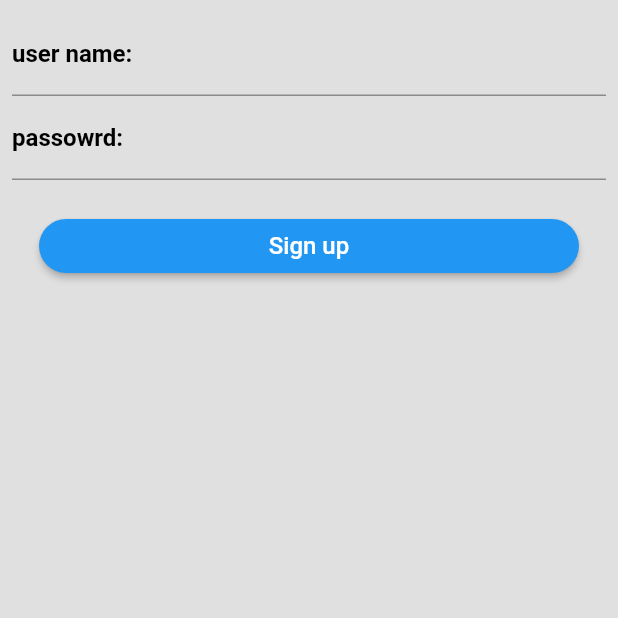
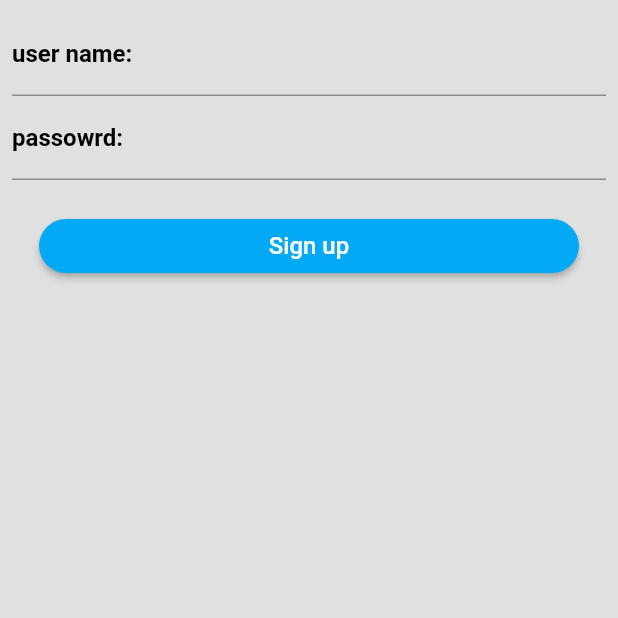
Before and after one commit to FadyAhmed99/Library-management-system, a Flutter app: the SignUp screen opened directly, on a phone screen of 412 x 824 dp, the top half of it. Run offline on Flutter 3.47's test engine with Material 2 defaults, Android fonts, the phone set to English and light mode, and no system bars; our stand-ins replace font_awesome_flutter, shared_preferences; missing offline and left inert: flutter_facebook_login; accounts and stored records are empty; network calls fail.

Commit message:
adding model files and editing theme colors

```diff
--- a/LibraryManagmentSystemUI/lib/components/text-field.dart
+++ b/LibraryManagmentSystemUI/lib/components/text-field.dart
@@ -1,5 +1,5 @@
 import 'package:flutter/material.dart';
-
+import 'package:LibraryManagmentSystem/constants.dart';
 InputDecoration myTextFieldDecoration(
     {BuildContext context, String hint, String label}) {
   return InputDecoration(
@@ -12,8 +12,8 @@ InputDecoration myTextFieldDecoration(
 TextFormField myTextFormField(
     BuildContext context, String hint, String label, Function validator) {
   return TextFormField(
-    decoration:
-        myTextFieldDecoration(context: context, hint: hint, label: label),
+    decoration: kTextFieldDecoration.copyWith(labelText: label, hintText: hint),
+        // myTextFieldDecoration(context: context, hint: hint, label: label),
     textAlign: TextAlign.center,
   );
 }
--- /dev/null
+++ b/LibraryManagmentSystemUI/lib/model/feedback.dart
@@ -0,0 +1,6 @@
+class Feedback {
+  String user;
+  String feedback = '';
+
+  Feedback({this.user, this.feedback});
+}
--- /dev/null
+++ b/LibraryManagmentSystemUI/lib/model/library.dart
@@ -0,0 +1,22 @@
+import 'package:LibraryManagmentSystem/model/feedback.dart';
+import 'package:flutter/cupertino.dart';
+
+class Library {
+  String name;
+  String address = '';
+  String description = '';
+  String phoneNumber = '';
+  String image = '';
+  String librarian;
+  List<Feedback> feedback;
+
+  Library(
+      {@required this.name,
+      this.address,
+      this.description,
+      this.phoneNumber,
+      this.image,
+      this.librarian,
+      this.feedback});
+
+}
--- a/LibraryManagmentSystemUI/lib/screen/libraries.dart
+++ b/LibraryManagmentSystemUI/lib/screen/libraries.dart
@@ -18,7 +18,7 @@ class _LibrariesState extends State<Libraries> {
         padding: const EdgeInsets.all(4.0),
         child: GridView.builder(
             gridDelegate: SliverGridDelegateWithFixedCrossAxisCount(
-                crossAxisCount: 2, childAspectRatio: 0.75),
+                crossAxisCount: 2, childAspectRatio: MediaQuery.of(context).size.width /500,),
             itemCount: 5,
             itemBuilder: (context, index) {
               return libraryTile(
--- a/LibraryManagmentSystemUI/lib/theme.dart
+++ b/LibraryManagmentSystemUI/lib/theme.dart
@@ -1,11 +1,11 @@
 import 'package:flutter/material.dart';
 
 ThemeData mainTheme = ThemeData(
-  primarySwatch: Colors.blue,
+  primaryColor: Colors.lightBlue,
+  primarySwatch: Colors.lightBlue,
   accentColor: Colors.white,
-  buttonColor: Colors.blue[500],
+  buttonColor: Colors.lightBlue,
   backgroundColor: Colors.white,
-  disabledColor: Colors.grey[500],
   scaffoldBackgroundColor: Colors.grey[300],
   visualDensity: VisualDensity.adaptivePlatformDensity,
   buttonTheme: ButtonThemeData(
@@ -14,8 +14,8 @@ ThemeData mainTheme = ThemeData(
     disabledColor: Colors.grey,
   ),
   textTheme: TextTheme(
-    bodyText1: TextStyle(fontSize: 14, color: Colors.black),
-    bodyText2: TextStyle(fontSize: 16, color: Colors.black),
+    bodyText1: TextStyle(fontSize: 14, color: Colors.grey[900]),
+    bodyText2: TextStyle(fontSize: 16),
     headline1: TextStyle(
         fontSize: 16, color: Colors.black, fontWeight: FontWeight.bold),
     headline2: TextStyle(
```
Also changed, not shown: LibraryManagmentSystemUI/lib/components/auth-button.dart (+29 -0 lines), LibraryManagmentSystemUI/lib/constants.dart (+18 -0 lines), LibraryManagmentSystemUI/lib/model/available.dart (added, +19 -0 lines), LibraryManagmentSystemUI/lib/model/item.dart (added, +22 -0 lines), LibraryManagmentSystemUI/lib/model/review.dart (added, +7 -0 lines).
